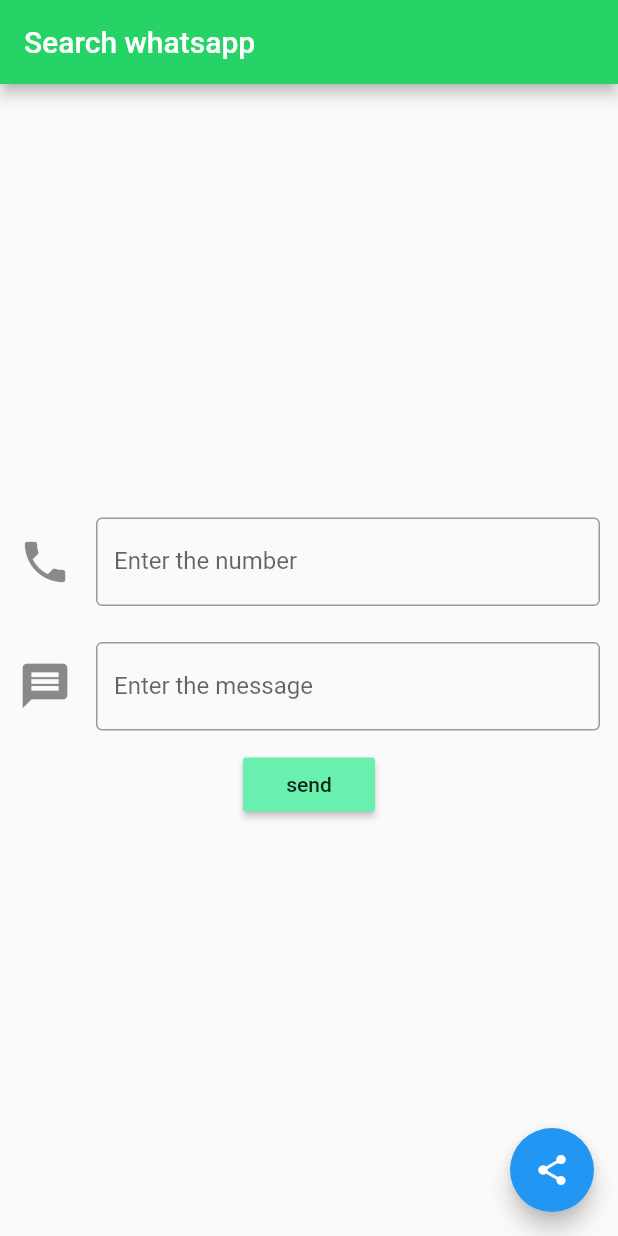
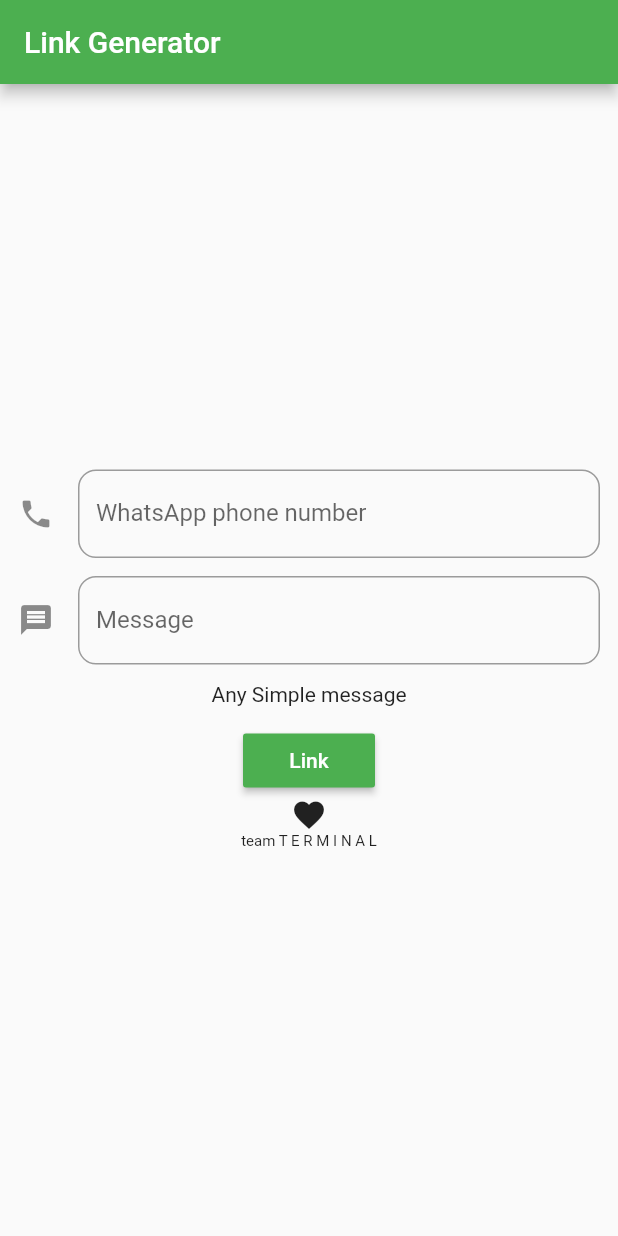
Before and after one commit to rubenshibu/whatsapplinkgeneartor, a Flutter app: the screen it shows after launch, on a phone screen of 412 x 824 dp. Run offline on Flutter 3.47's test engine with Material 2 defaults, Android fonts, the phone set to English and light mode, and no system bars; our stand-ins replace share.

Commit message:
features added :sparkles:

```diff
--- a/lib/main.dart
+++ b/lib/main.dart
@@ -1,111 +1,135 @@
 import 'package:flutter/material.dart';
-import 'package:flutter/services.dart';
-// import 'package:flutter/services.dart';
-// import 'dart:io';
-
-// import 'package:url_launcher/url_launcher.dart';
+import 'package:share/share.dart';
 
 void main() {
   runApp(MyApp());
 }
 
 class MyApp extends StatelessWidget {
+  // This widget is the root of your application.
   @override
   Widget build(BuildContext context) {
     return MaterialApp(
-      home: Column(
-        children: <Widget>[
-          Expanded(
-            child: Scaffold(
-              appBar: AppBar(
-                backgroundColor: Color(0xff25D366),
-                title: Text('Search whatsapp'),
+      title: 'WhatsApp Link Generator',
+      theme: ThemeData(
+        primarySwatch: Colors.green,
+      ),
+      home: MyHomePage(title: 'Link Generator'),
+      debugShowCheckedModeBanner: false,
+    );
+  }
+}
+
+class MyHomePage extends StatefulWidget {
+  MyHomePage({Key key, this.title}) : super(key: key);
+  final String title;
+  @override
+  _MyHomePageState createState() => _MyHomePageState();
+}
+
+class _MyHomePageState extends State<MyHomePage> {
+  int _counter = 0;
+
+  void _incrementCounter() {
+    setState(() {
+      _counter++;
+    });
+  }
+
+  TextEditingController _phone = new TextEditingController();
+  TextEditingController _message = new TextEditingController();
+
+  void _showDialog(String url) {
+    // flutter defined function
+    showDialog(
+      context: context,
+      builder: (BuildContext context) {
+        // return object of type Dialog
+        return AlertDialog(
+          title: new Text("WhatsApp Link"),
+          content: new Text(url),
+          actions: <Widget>[
+            new FlatButton(
+              child: new Text("Share"),
+              onPressed: () {
+                Share.share("My WhatsApp: ${url}");
+
+                Navigator.of(context).pop();
+              },
+            ),
+          ],
+        );
+      },
+    );
+  }
+
+  @override
+  Widget build(BuildContext context) {
+    return Scaffold(
+      appBar: AppBar(
+        title: Text(widget.title),
+      ),
+      body: Padding(
+        padding: EdgeInsets.all(12),
+        child: Center(
+          child: Column(
+            mainAxisAlignment: MainAxisAlignment.center,
+            children: <Widget>[
+
+              TextField(
+                decoration: new InputDecoration(
+                  border: OutlineInputBorder(
+                    borderRadius: BorderRadius.circular(12.0)
+                  ),
+                    labelText: 'WhatsApp phone number',
+                    hintText: 'Number',
+                    icon: new Icon(Icons.phone, size: 24,)
+                ),
+                keyboardType: TextInputType.phone,
+                controller: _phone,
               ),
-              body: Column(
-                mainAxisAlignment: MainAxisAlignment.center,
-                children: <Widget>[
-                  Padding(
-                    padding: const EdgeInsets.all(12.0),
-                    child: TextField(
-                      decoration: InputDecoration(
-                        labelText: 'Enter the number',
-                        hintText: 'Number',
-                        icon: Icon(Icons.phone,size: 36,),
-                        border: OutlineInputBorder(
-                          borderSide: BorderSide(
-                            color: Color(0xff25D366),
-                            width: 5.0,
-                          ),
-                        ),
-                      ),
-                      keyboardType: TextInputType.number,
-                      inputFormatters: <TextInputFormatter>[
-                        FilteringTextInputFormatter.digitsOnly
-                     ],
-                    ),
-                  ),
-
-                  Container(
-                    child: Padding(
-                      padding: const EdgeInsets.all(12.0),
-                      child: TextField(
-                        decoration: InputDecoration(
-                          labelText: 'Enter the message',
-                          hintText: 'message',
-                          icon: Icon(Icons.message, size: 36,),
-                          border: OutlineInputBorder(
-                            borderSide: BorderSide(
-                              color: Color(0xff25D366),
-                              width: 5.0,
-                            ),
-                          ),
-                        ),
-                      ),
-                    ),
-                  ),
 
 
+              SizedBox(height: 12,),
 
+              TextField(
+                decoration: new InputDecoration(
+                  border: OutlineInputBorder(
+                    borderRadius: BorderRadius.circular(12.0),
+                  ),
+                    labelText: 'Message',
+                    hintText: 'Message',
+                    icon: new Icon(Icons.message, size: 24,)
+                ),
+                autocorrect: true,
+                keyboardType: TextInputType.text,
+                controller: _message,
+              ),
+              SizedBox(height: 12,),
+              Text("Any Simple message"),
+              SizedBox(height: 12,),
+              RaisedButton(
+                color: Colors.green,
+                child: Text("Link", style: TextStyle(color: Colors.white),),
+                onPressed: (){
+                  String url = "https://wa.me/${_phone.text}?text=${_message.text}";
+                  _showDialog(url);
+                },
+              ),
+              Icon(Icons.favorite),
+              Container(
+                // margin: EdgeInsets.only(top: 100.0),
+                child:
+                Text('team T E R M I N A L',
+                  style: TextStyle(
 
-                  // Row(
-                  //   mainAxisAlignment: MainAxisAlignment.center,
-                  //   children: <Widget>[
-                  //     Container(
-                  //       child: new Column(
-                  //         children: <Widget>[
-                  //           new RaisedButton(
-                  //             color: Colors.greenAccent,
-                  //             onPressed: () => print('running Row1'),
-                  //             child: new Text("Press here"),
-                  //           )
-                  //         ],
-                  //       ),
-                  //     ),
-                  //   ],
-                  // ),
-                  Column(
-                    crossAxisAlignment: CrossAxisAlignment.end,
-                    children: <Widget>[
-                      RaisedButton(
-                        color:Colors.greenAccent,
-                        onPressed: () => print("rubnning"),
-                        child: new Text('send'),
-                      )
-                    ],
+                    fontSize: 10,
                   ),
-                ],
-              ),
-
-              floatingActionButton: FloatingActionButton(
-                onPressed: null,
-                tooltip: 'Share',
-                child: Icon(Icons.share),
-              ),
-
-            ),
-
+                ),
+    ),
+            ],
           ),
-        ],
+        ),
       ),
     );
   }
--- a/pubspec.yaml
+++ b/pubspec.yaml
@@ -29,6 +29,7 @@ dependencies:
   # The following adds the Cupertino Icons font to your application.
   # Use with the CupertinoIcons class for iOS style icons.
   cupertino_icons: ^1.0.0
+  share: 0.6.4
 
 dev_dependencies:
   flutter_test:
```
Also changed, not shown: pubspec.lock.
